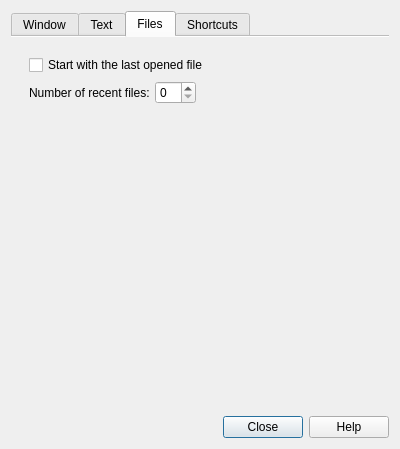
Qt form feathernotes/prefDialog.ui (tsujan/FeatherNotes) before a commit.
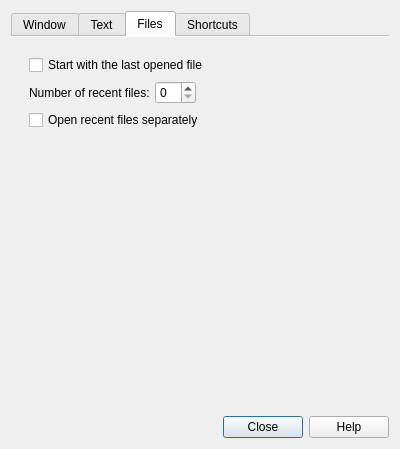
The same form after that commit. The open tabs and pages were chosen to show the change.

Commit message: Added an option to open recent files separately

Diff of the .ui file:
```diff
--- a/feathernotes/prefDialog.ui
+++ b/feathernotes/prefDialog.ui
@@ -548,6 +548,13 @@
             </item>
            </layout>
           </item>
+          <item>
+           <widget class="QCheckBox" name="recentBox">
+            <property name="text">
+             <string>Open recent files separately</string>
+            </property>
+           </widget>
+          </item>
           <item>
            <spacer name="verticalSpacer_2">
             <property name="orientation">
```
The commit also changes 37 other files.
